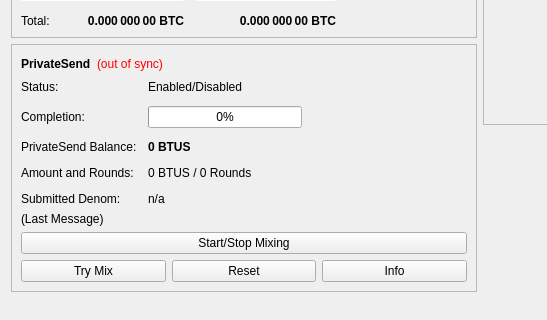
Qt form src/qt/forms/overviewpage.ui (softbalanced/core) before a commit; both pictures show x 0 to 547 and y 178 to 498 of the 960 by 585 pixel window.
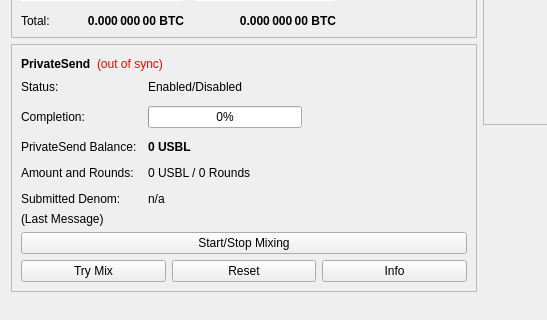
The same form after that commit.

```diff
--- a/src/qt/forms/overviewpage.ui
+++ b/src/qt/forms/overviewpage.ui
@@ -514,7 +514,7 @@
                </font>
               </property>
               <property name="text">
-               <string notr="true">0 BTUS</string>
+               <string notr="true">0 USBL</string>
               </property>
              </widget>
             </item>
@@ -528,7 +528,7 @@
             <item row="3" column="1">
              <widget class="QLabel" name="labelAmountRounds">
               <property name="text">
-               <string>0 BTUS / 0 Rounds</string>
+               <string>0 USBL / 0 Rounds</string>
               </property>
              </widget>
             </item>
```
